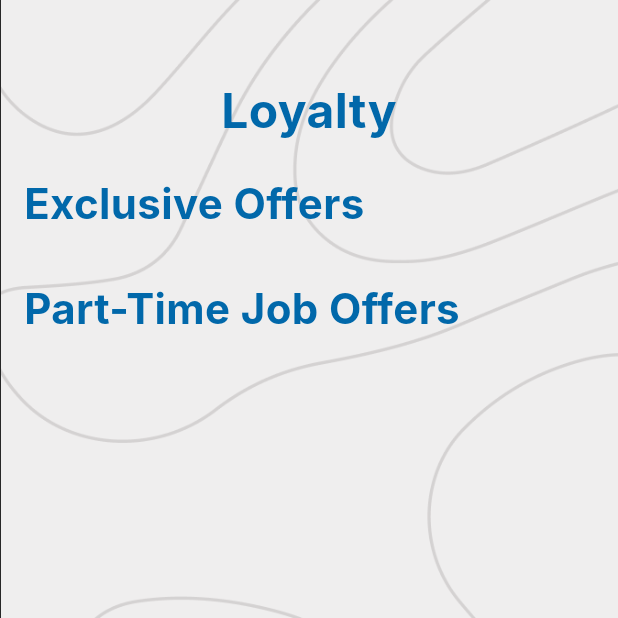
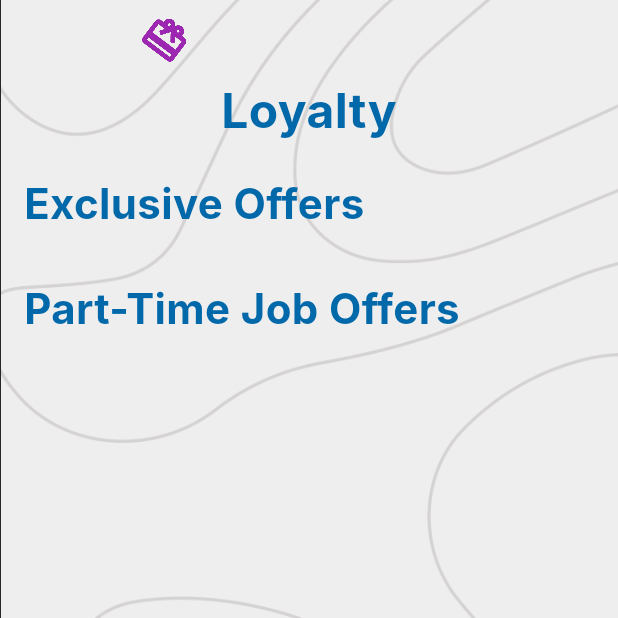
Before and after one commit to CODEDCAPSTONE/Youth-FE-BurganLab-24, a Flutter app: the LoyaltyPage screen opened by its route, on a phone screen of 412 x 824 dp, the top half of it. Run offline on Flutter 3.47's test engine with Material 3 defaults, Android fonts, the phone set to English and light mode, and no system bars; our stand-ins replace dio, go_router, local_auth, lottie, pie_chart, shared_preferences; missing offline and left inert: linear_progress_bar; accounts and stored records are empty; network calls fail; Roboto replaces fonts that are missing (Inter).

Commit message:
gifts drop

```diff
--- a/lib/pages/loyalty_page.dart
+++ b/lib/pages/loyalty_page.dart
@@ -2,6 +2,7 @@ import 'package:flutter/material.dart';
 import 'package:frontend/main.dart';
 import 'package:frontend/models/offer.dart';
 import 'package:frontend/providers/extra_provider.dart';
+import 'package:frontend/widgets/gift_drop.dart';
 import 'package:go_router/go_router.dart';
 import 'package:provider/provider.dart';
 
@@ -22,14 +23,13 @@ class LoyaltyPage extends StatelessWidget {
   @override
   Widget build(BuildContext context) {
     return Scaffold(
-      body: Container(
+      body: GiftDropAnimation(
+        child: Container(
           width: double.infinity,
           height: double.infinity,
           decoration: const BoxDecoration(
             image: DecorationImage(
-            image: AssetImage(
-                'assets/images/background.png'
-              ),
+              image: AssetImage('assets/images/background.png'),
               fit: BoxFit.cover,
             ),
           ),
@@ -37,8 +37,7 @@ class LoyaltyPage extends StatelessWidget {
             children: [
               SingleChildScrollView(
                 child: Padding(
-                padding:
-                    EdgeInsets.only(top: 50.0, left: 16.0, right: 16.0),
+                  padding: EdgeInsets.only(top: 50.0, left: 16.0, right: 16.0),
                   child: Column(
                     crossAxisAlignment: CrossAxisAlignment.start,
                     children: [
@@ -94,6 +93,7 @@ class LoyaltyPage extends StatelessWidget {
                 ),
               ),
             ],
+          ),
         ),
       ),
     );
@@ -172,10 +172,8 @@ class _ExclusiveOffersSectionState extends State<ExclusiveOffersSection>
                             .toList(),
                       ),
                     );
-                  }
-                );
-              }
-            ),
+                  });
+                }),
           ),
         );
       },
@@ -208,7 +206,9 @@ class _ExclusiveOffersSectionState extends State<ExclusiveOffersSection>
               topRight: Radius.circular(20),
             ),
             child: Image.asset(
-              (offer.discount == 10) ? 'assets/images/diet.jpeg' : 'assets/images/oxygen.jpeg',
+              (offer.discount == 10)
+                  ? 'assets/images/diet.jpeg'
+                  : 'assets/images/oxygen.jpeg',
               width: 254,
               height: 128,
               fit: BoxFit.cover,
@@ -227,33 +227,43 @@ class _ExclusiveOffersSectionState extends State<ExclusiveOffersSection>
                         barrierDismissible: false,
                         builder: (BuildContext context) {
                           return SimpleDialog(
-                          title: const Text('Offer claimed', style: TextStyle(fontSize: 30),),
+                            title: const Text(
+                              'Offer claimed',
+                              style: TextStyle(fontSize: 30),
+                            ),
                             children: [
                               const Padding(
                                 padding: EdgeInsets.all(10),
-                              child: Icon(Icons.check_circle_outline, size: 100, color: Colors.green),
+                                child: Icon(Icons.check_circle_outline,
+                                    size: 100, color: Colors.green),
                               ),
                               Container(
-                              margin: const EdgeInsets.symmetric(horizontal: 10),
+                                margin:
+                                    const EdgeInsets.symmetric(horizontal: 10),
                                 child: ElevatedButton(
                                     onPressed: () {
                                       Navigator.pop(context);
                                     },
                                     style: ElevatedButton.styleFrom(
                                       // elevation: 12,
-                                  padding: const EdgeInsets.symmetric(horizontal: 50, vertical: 15),
-                                  backgroundColor: const Color.fromRGBO(1, 104, 170, 1),
+                                      padding: const EdgeInsets.symmetric(
+                                          horizontal: 50, vertical: 15),
+                                      backgroundColor:
+                                          const Color.fromRGBO(1, 104, 170, 1),
                                       shape: RoundedRectangleBorder(
-                                    borderRadius: BorderRadius.circular(12.0),
+                                        borderRadius:
+                                            BorderRadius.circular(12.0),
                                       ),
                                     ),
-                                child: const Text("Dismiss", style: TextStyle(color: Colors.white, fontSize: 16),)
-                              ),
+                                    child: const Text(
+                                      "Dismiss",
+                                      style: TextStyle(
+                                          color: Colors.white, fontSize: 16),
+                                    )),
                               )
                             ],
                           );
-                      }
-                    );
+                        });
                     // context.read<ExtraProvider>().offers.remove(offer);
                     // print(context.read<ExtraProvider>().offers.length);
                     // setState(() {});
@@ -302,8 +312,7 @@ class PartTimeJobOffersSection extends StatelessWidget {
     return FutureBuilder(
         future: context.read<ExtraProvider>().getJobs(),
         builder: (context, dataSnapshot) {
-        return Consumer<ExtraProvider>(
-          builder: (context, provider, _) {
+          return Consumer<ExtraProvider>(builder: (context, provider, _) {
             return Container(
               height: 310,
               child: ListView.builder(
@@ -317,31 +326,25 @@ class PartTimeJobOffersSection extends StatelessWidget {
                       children: [
                         _buildJobCard(
                             index: index,
-                        image:
-                            'assets/images/mini_logo.png',
+                            image: 'assets/images/mini_logo.png',
                             title: provider.jobs[index].titleJob,
                             details: provider.jobs[index].description,
-                        context: context
-                      ),
+                            context: context),
                         const SizedBox(height: 16),
                       ],
                     );
-                }
-              ),
+                  }),
             );
-          }
-        );
-      }
-    );
+          });
+        });
   }
 
-  Widget _buildJobCard({
-    required int index,
+  Widget _buildJobCard(
+      {required int index,
       required String image,
       required String title,
       required String details,
-    required BuildContext context
-  }) {
+      required BuildContext context}) {
     return Container(
       width: double.infinity,
       padding: const EdgeInsets.all(12),
--- /dev/null
+++ b/lib/widgets/gift_drop.dart
@@ -0,0 +1,152 @@
+import 'dart:math';
+import 'package:flutter/material.dart';
+
+class GiftDropAnimation extends StatefulWidget {
+  final Widget child;
+
+  const GiftDropAnimation({Key? key, required this.child}) : super(key: key);
+
+  @override
+  _GiftDropAnimationState createState() => _GiftDropAnimationState();
+}
+
+class _GiftDropAnimationState extends State<GiftDropAnimation>
+    with TickerProviderStateMixin {
+  late List<AnimationController> _controllers;
+  List<Gift> gifts = [];
+  final int giftCount = 30; // Increased number of gifts
+  final double maxGiftSize = 40.0;
+  final double minGiftSize = 20.0;
+
+  @override
+  void initState() {
+    super.initState();
+    _controllers = List.generate(
+      giftCount,
+      (index) => AnimationController(
+        duration: Duration(milliseconds: 1500 + Random().nextInt(1000)),
+        vsync: this,
+      ),
+    );
+
+    for (int i = 0; i < giftCount; i++) {
+      gifts.add(Gift(_controllers[i], maxGiftSize, minGiftSize));
+      Future.delayed(Duration(milliseconds: Random().nextInt(1500)), () {
+        if (mounted) _controllers[i].forward();
+      });
+    }
+  }
+
+  @override
+  void dispose() {
+    for (var controller in _controllers) {
+      controller.dispose();
+    }
+    super.dispose();
+  }
+
+  @override
+  Widget build(BuildContext context) {
+    return Stack(
+      children: [
+        widget.child,
+        ...gifts
+            .map((gift) => AnimatedBuilder(
+                  animation: gift.controller,
+                  builder: (context, child) {
+                    return Positioned(
+                      left: gift.x.value,
+                      top: gift.y.value,
+                      child: Transform.rotate(
+                        angle: gift.rotation.value,
+                        child: Opacity(
+                          opacity: gift.opacity.value,
+                          child: Icon(
+                            gift.icon,
+                            size: gift.size,
+                            color: gift.color,
+                          ),
+                        ),
+                      ),
+                    );
+                  },
+                ))
+            .toList(),
+      ],
+    );
+  }
+}
+
+class Gift {
+  late Animation<double> x;
+  late Animation<double> y;
+  late Animation<double> rotation;
+  late Animation<double> opacity;
+  late IconData icon;
+  late double size;
+  late Color color;
+  late AnimationController controller;
+
+  Gift(this.controller, double maxSize, double minSize) {
+    final random = Random();
+    final screenWidth = 400.0; // Approximate screen width
+    final screenHeight = 800.0; // Approximate screen height
+
+    x = Tween<double>(
+      begin: random.nextDouble() * screenWidth,
+      end: random.nextDouble() * screenWidth,
+    ).animate(controller);
+
+    y = Tween<double>(
+      begin: -50.0,
+      end: screenHeight + 50.0,
+    ).animate(
+      CurvedAnimation(
+        parent: controller,
+        curve: Curves.easeIn,
+      ),
+    );
+
+    rotation = Tween<double>(
+      begin: 0,
+      end: random.nextDouble() * 2 * pi,
+    ).animate(controller);
+
+    opacity = Tween<double>(
+      begin: 0.8,
+      end: 0,
+    ).animate(
+      CurvedAnimation(
+        parent: controller,
+        curve: Interval(0.7, 1.0, curve: Curves.easeOut),
+      ),
+    );
+
+    size = minSize + random.nextDouble() * (maxSize - minSize);
+    icon = _getRandomGiftIcon();
+    color = _getRandomColor();
+  }
+
+  IconData _getRandomGiftIcon() {
+    final icons = [
+      Icons.card_giftcard,
+      Icons.celebration,
+      Icons.star,
+      Icons.favorite,
+      Icons.cake,
+    ];
+    return icons[Random().nextInt(icons.length)];
+  }
+
+  Color _getRandomColor() {
+    final colors = [
+      Colors.red,
+      Colors.blue,
+      Colors.green,
+      Colors.yellow,
+      Colors.purple,
+      Colors.orange,
+    ];
+    return colors[Random().nextInt(colors.length)];
+  }
+}
```
Also changed, not shown: lib/pages/budget_details.dart (+61 -38 lines), lib/pages/more_page.dart (+4 -10 lines), lib/pages/service_page.dart (+16 -87 lines), assets/images/image.png. Lines whose indentation alone changed are shown as unchanged.
